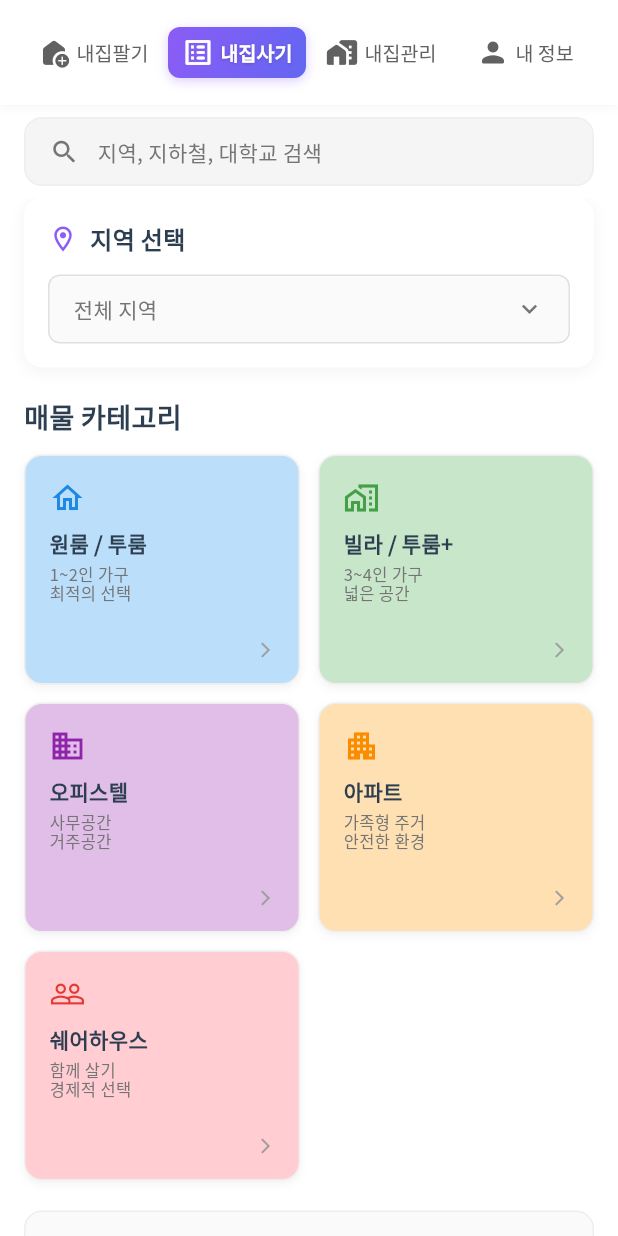
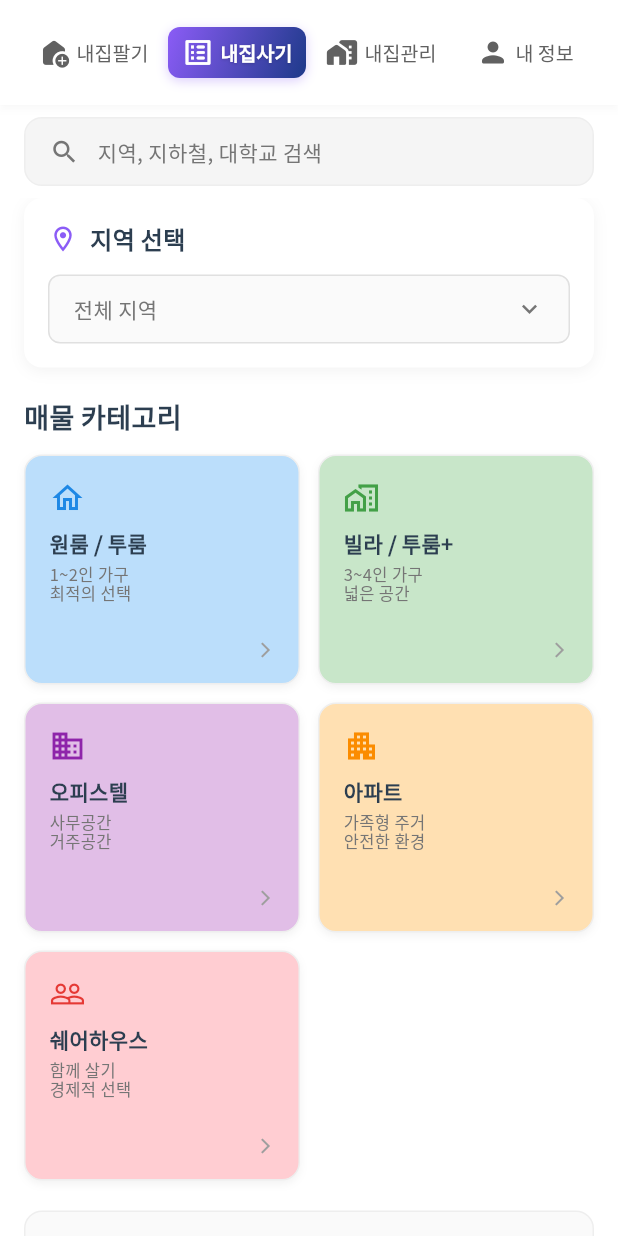
Before and after one commit to goldepond/TESTHOME, a Flutter app: the screen it shows after launch, after a tap on "내집사기", on a phone screen of 412 x 824 dp. Run offline on Flutter 3.47's test engine with Material 3 defaults, Android fonts, the phone set to English and light mode, and no system bars; our stand-ins replace cloud_firestore, file_picker, firebase_auth, firebase_core, fl_chart, geocoding and 3 more; missing offline and left inert: encrypt, flutter_naver_map, pointycastle; accounts and stored records are empty.

```diff
--- a/lib/constants/app_constants.dart
+++ b/lib/constants/app_constants.dart
@@ -2,9 +2,9 @@ import 'package:flutter/material.dart';
 
 // 색상 상수 - HouseMVP 통합 디자인
 class AppColors {
-  // 메인 컬러 (보라색 테마)
+  // 메인 컬러 (보라+남색 조합 - 신뢰감 & 독창성)
   static const Color kPrimary = Color(0xFF8b5cf6);      // 메인 보라색
-  static const Color kSecondary = Color(0xFF6366f1);    // 인디고
+  static const Color kSecondary = Color(0xFF1e3a8a);    // 신뢰감 있는 남색 (navy blue)
   static const Color kAccent = Color(0xFF7c3aed);       // 진한 보라색
 
   // 배경 및 텍스트
--- a/lib/screens/home_page.dart
+++ b/lib/screens/home_page.dart
@@ -1504,19 +1504,19 @@ class _HomePageState extends State<HomePage> {
 
                       const SizedBox(height: 20),
 
-                      // 내 부동산에 추가 버튼
+                      // 내 부동산에 추가 버튼 (선택적 액션 - Outlined)
                       Padding(
                         padding: const EdgeInsets.symmetric(horizontal: 20),
-                        child: ElevatedButton.icon(
+                        child: OutlinedButton.icon(
                           onPressed: _savePropertyToMyList,
-                          style: ElevatedButton.styleFrom(
-                            backgroundColor: AppColors.kPrimary,
-                            foregroundColor: Colors.white,
+                          style: OutlinedButton.styleFrom(
+                            foregroundColor: AppColors.kPrimary,
+                            side: const BorderSide(color: AppColors.kPrimary, width: 2),
                             minimumSize: const Size(double.infinity, 56),
                             shape: RoundedRectangleBorder(
                               borderRadius: BorderRadius.circular(12),
                             ),
-                            elevation: 2,
+                            backgroundColor: Colors.white, // 흰 배경 명시
                           ),
                           icon: const Icon(Icons.add_home_work, size: 24),
                           label: const Text(
```
